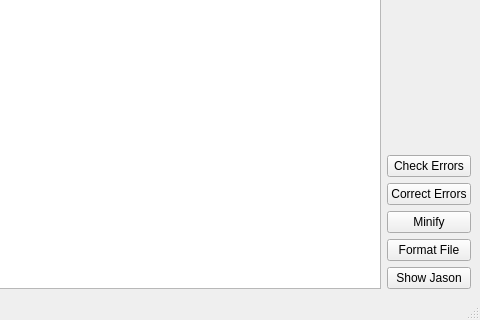
Above: xml_project.ui from AhmedHamed00/XML-File-Editor before the change; both pictures show x 137 to 617 and y 122 to 442 of the 617 by 442 pixel window. Below: the same form after it.
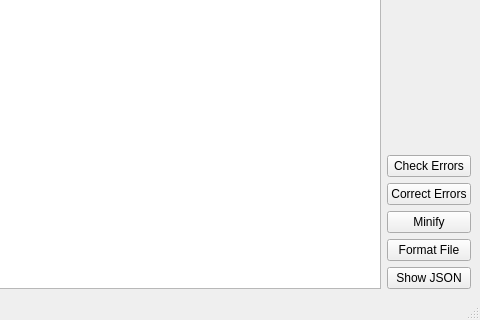
That is the form after the change. Icons and pictures are not drawn.

The edit to the form file:
```diff
--- a/xml_project.ui
+++ b/xml_project.ui
@@ -80,7 +80,7 @@
         <item>
          <widget class="QPushButton" name="jason_button">
           <property name="text">
-           <string>Show Jason</string>
+           <string>Show JSON</string>
           </property>
          </widget>
         </item>
```
